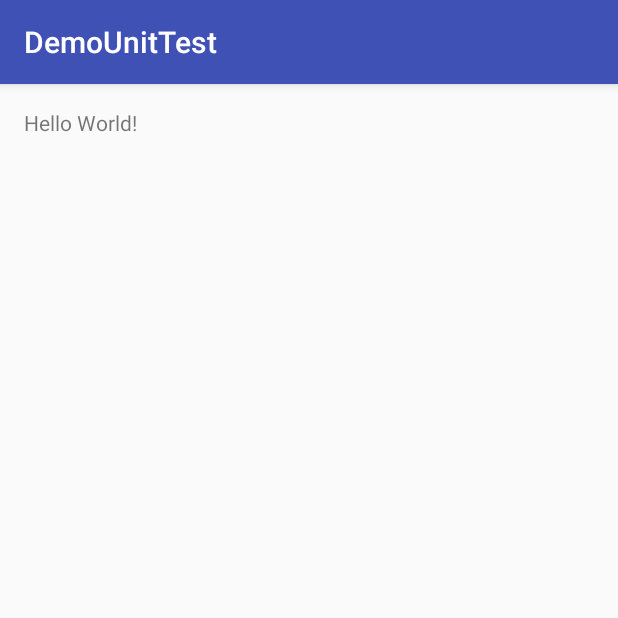
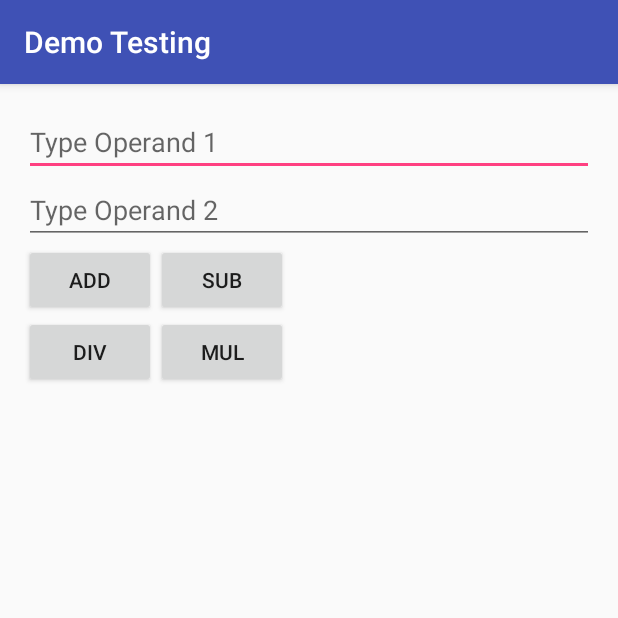
Before and after one commit to up1/course-automated-testing-for-android-app, an Android app: the screen it shows after launch (MainActivity), on a phone screen of 412 x 824 dp, the top half of it. Run offline under Robolectric (Android 15) with nearby library versions, the phone set to English and light mode, and no system bars.

```diff
--- a/demo/DemoUnitTest/app/src/main/java/demo/somkiat/demounittest/MainActivity.java
+++ b/demo/DemoUnitTest/app/src/main/java/demo/somkiat/demounittest/MainActivity.java
@@ -2,12 +2,56 @@ package demo.somkiat.demounittest;
 
 import android.os.Bundle;
 import android.support.v7.app.AppCompatActivity;
+import android.text.TextUtils;
+import android.view.View;
+import android.widget.EditText;
+import android.widget.TextView;
 
 public class MainActivity extends AppCompatActivity {
+
+    private Calculator mCalculator;
+
+    private EditText mOperandOneEditText;
+    private EditText mOperandTwoEditText;
+
+    private TextView mResultTextView;
 
     @Override
     protected void onCreate(Bundle savedInstanceState) {
         super.onCreate(savedInstanceState);
         setContentView(R.layout.activity_main);
+
+        mCalculator = new Calculator();
+        mResultTextView = (TextView) findViewById(R.id.operation_result_text_view);
+        mOperandOneEditText = (EditText) findViewById(R.id.operand_one_edit_text);
+        mOperandTwoEditText = (EditText) findViewById(R.id.operand_two_edit_text);
+    }
+
+    public void onAdd(View view) {
+        double operandOne;
+        double operandTwo;
+        try {
+            operandOne = getOperand(mOperandOneEditText);
+            operandTwo = getOperand(mOperandTwoEditText);
+        } catch (NumberFormatException nfe) {
+            mResultTextView.setText(getString(R.string.computationError));
+            return;
+        }
+
+        String result = String.valueOf(mCalculator.add(operandOne, operandTwo));
+        mResultTextView.setText(result);
+    }
+
+    private static Double getOperand(EditText operandEditText) {
+        String operandText = getOperandText(operandEditText);
+        return Double.valueOf(operandText);
+    }
+
+    private static String getOperandText(EditText operandEditText) {
+        String operandText = operandEditText.getText().toString();
+        if (TextUtils.isEmpty(operandText)) {
+            throw new NumberFormatException("operand cannot be empty!");
+        }
+        return operandText;
     }
 }
--- a/demo/DemoUnitTest/app/src/main/res/layout/activity_main.xml
+++ b/demo/DemoUnitTest/app/src/main/res/layout/activity_main.xml
@@ -1,5 +1,5 @@
 <?xml version="1.0" encoding="utf-8"?>
-<RelativeLayout xmlns:android="http://schemas.android.com/apk/res/android"
+<LinearLayout xmlns:android="http://schemas.android.com/apk/res/android"
     xmlns:tools="http://schemas.android.com/tools"
     android:layout_width="match_parent"
     android:layout_height="match_parent"
@@ -7,10 +7,59 @@
     android:paddingLeft="@dimen/activity_horizontal_margin"
     android:paddingRight="@dimen/activity_horizontal_margin"
     android:paddingTop="@dimen/activity_vertical_margin"
+    android:orientation="vertical"
     tools:context="demo.somkiat.demounittest.MainActivity">
 
-    <TextView
+    <EditText android:id="@+id/operand_one_edit_text"
+        android:hint="@string/type_operand_one_hint"
+        android:layout_width="match_parent"
+        android:layout_height="wrap_content"
+        android:inputType="numberDecimal"/>
+
+    <EditText android:id="@+id/operand_two_edit_text"
+        android:hint="@string/type_operant_two_hint"
+        android:layout_width="match_parent"
+        android:layout_height="wrap_content"
+        android:inputType="numberDecimal"/>
+
+    <RelativeLayout
+        android:layout_width="match_parent"
+        android:layout_height="wrap_content">
+
+        <Button android:id="@+id/operation_add_button"
+            android:layout_width="wrap_content"
+            android:layout_height="wrap_content"
+            android:text="@string/add_operation_text"
+            android:onClick="onAdd"/>
+
+        <Button android:id="@+id/operation_sub_button"
+            android:layout_width="wrap_content"
+            android:layout_height="wrap_content"
+            android:text="@string/sub_operation_text"
+            android:layout_toRightOf="@id/operation_add_button"
+            android:layout_toEndOf="@id/operation_add_button"
+            android:onClick="onSub"/>
+
+        <Button android:id="@+id/operation_div_button"
+            android:layout_width="wrap_content"
+            android:layout_height="wrap_content"
+            android:text="@string/div_operation_text"
+            android:layout_below="@id/operation_add_button"
+            android:onClick="onDiv"/>
+
+        <Button android:id="@+id/operation_mul_button"
+            android:layout_width="wrap_content"
+            android:layout_height="wrap_content"
+            android:text="@string/mul_operation_text"
+            android:layout_below="@id/operation_add_button"
+            android:layout_toRightOf="@id/operation_add_button"
+            android:layout_toEndOf="@id/operation_add_button"
+            android:onClick="onMul"/>
+
+    </RelativeLayout>
+
+    <TextView android:id="@+id/operation_result_text_view"
         android:layout_width="wrap_content"
         android:layout_height="wrap_content"
-        android:text="Hello World!" />
-</RelativeLayout>
+        android:layout_marginTop="@dimen/activity_vertical_margin"/>
+</LinearLayout>
--- a/demo/DemoUnitTest/app/src/main/res/values/strings.xml
+++ b/demo/DemoUnitTest/app/src/main/res/values/strings.xml
@@ -1,3 +1,10 @@
 <resources>
-    <string name="app_name">DemoUnitTest</string>
+    <string name="app_name">Demo Testing</string>
+    <string name="type_operand_one_hint">Type Operand 1</string>
+    <string name="type_operant_two_hint">Type Operand 2</string>
+    <string name="add_operation_text">Add</string>
+    <string name="sub_operation_text">Sub</string>
+    <string name="div_operation_text">Div</string>
+    <string name="mul_operation_text">Mul</string>
+    <string name="computationError">Error</string>
 </resources>
```
Also changed, not shown: demo/DemoUnitTest/app/build.gradle (+12 -1 lines), 2 other files.
